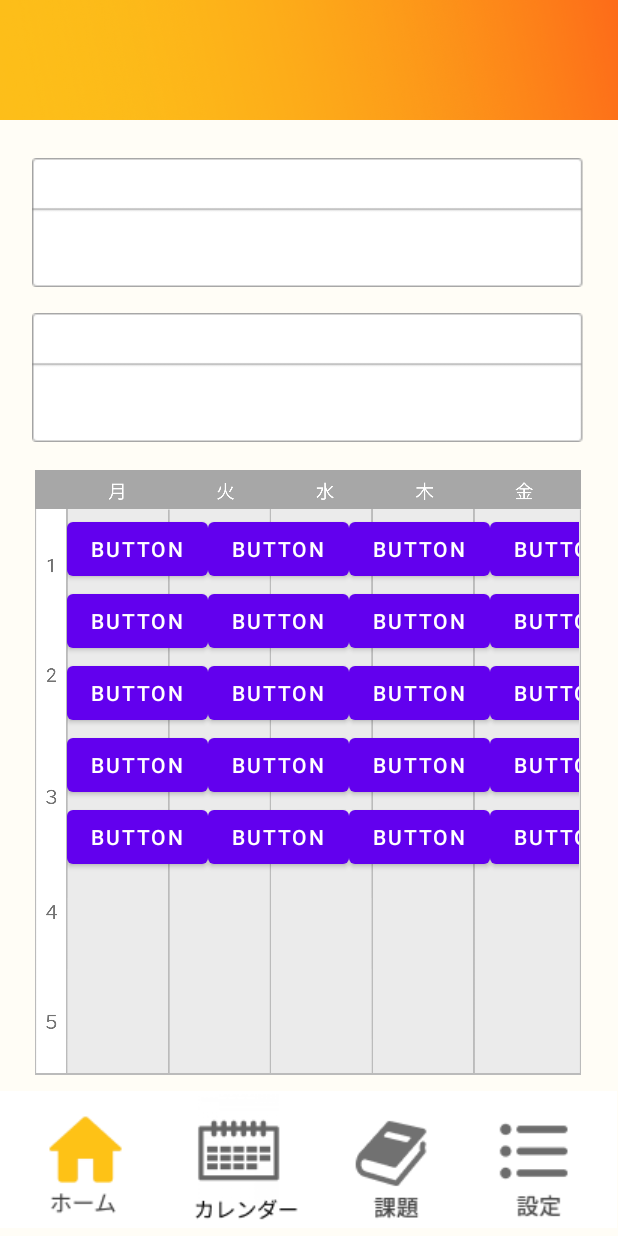
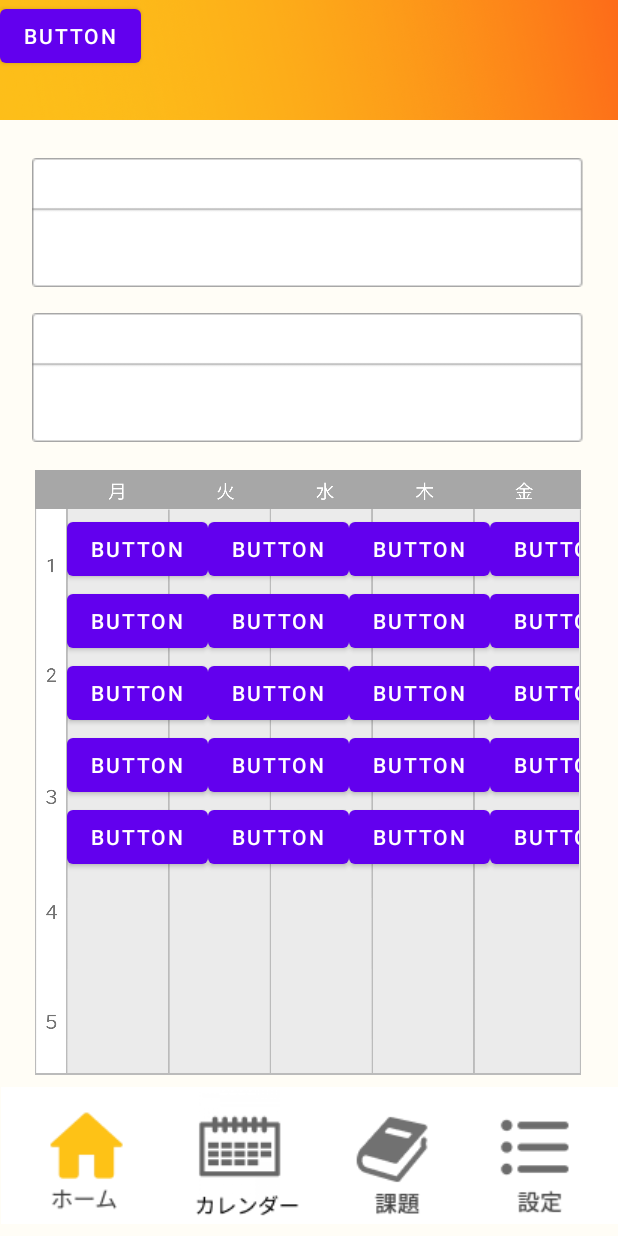
Before and after one commit to yui0805/haaka, an Android app: the home1 screen opened directly, with no data from a screen before it, on a phone screen of 412 x 824 dp. Run offline under Robolectric (Android 15) with nearby library versions, the phone set to English and light mode, and no system bars.

Commit message:
git error

```diff
--- a/app/src/main/res/layout/activity_home1.xml
+++ b/app/src/main/res/layout/activity_home1.xml
@@ -50,10 +50,9 @@
         android:layout_height="wrap_content"
         app:layout_constraintBottom_toBottomOf="parent"
         app:layout_constraintEnd_toEndOf="parent"
-        app:layout_constraintHorizontal_bias="0.0"
+        app:layout_constraintHorizontal_bias="1.0"
         app:layout_constraintStart_toStartOf="parent"
         app:layout_constraintTop_toBottomOf="@+id/imageView7"
-        app:layout_constraintVertical_bias="0.687"
         app:srcCompat="@drawable/tab" />
 
     <ImageView
@@ -313,12 +312,6 @@
                 android:text="Button" />
 
             <Button
-                android:id="@+id/button17"
-                android:layout_width="wrap_content"
-                android:layout_height="wrap_content"
-                android:text="Button" />
-
-            <Button
                 android:id="@+id/T_THR_2"
                 android:layout_width="wrap_content"
                 android:layout_height="wrap_content"
@@ -333,4 +326,12 @@
 
     </TableLayout>
 
+    <Button
+        android:id="@+id/button17"
+        android:layout_width="wrap_content"
+        android:layout_height="wrap_content"
+        android:text="Button"
+        tools:layout_editor_absoluteX="355dp"
+        tools:layout_editor_absoluteY="409dp" />
+
 </androidx.constraintlayout.widget.ConstraintLayout>
--- a/build.gradle
+++ b/build.gradle
@@ -6,7 +6,7 @@ buildscript {
         jcenter()
     }
     dependencies {
-        classpath "com.android.tools.build:gradle:4.1.2"
+        classpath 'com.android.tools.build:gradle:4.1.3'
         classpath "org.jetbrains.kotlin:kotlin-gradle-plugin:$kotlin_version"
 
         // NOTE: Do not place your application dependencies here; they belong
```
